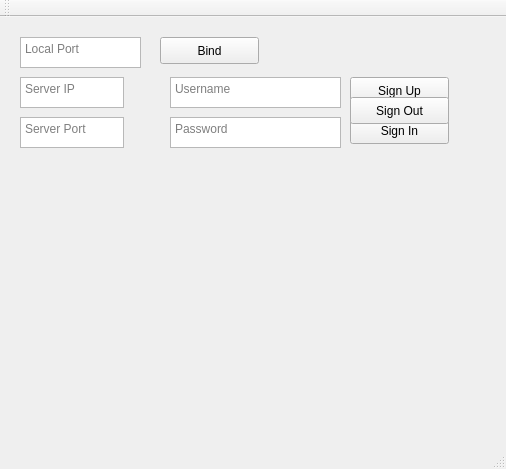
First picture: the form in Peer/mainwindow.ui, repository AmrGalal/Distributed-Image-Service, before the edit.
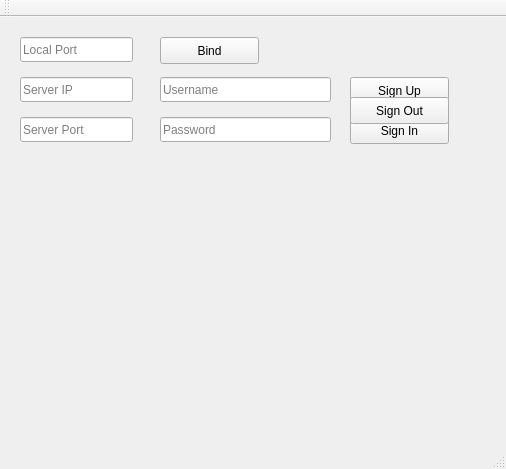
Second picture: the form after the edit.

What changed in the file:
```diff
--- a/Peer/mainwindow.ui
+++ b/Peer/mainwindow.ui
@@ -40,32 +40,6 @@
      <string>Sign In</string>
     </property>
    </widget>
-   <widget class="QTextEdit" name="password_text_edit">
-    <property name="geometry">
-     <rect>
-      <x>170</x>
-      <y>100</y>
-      <width>171</width>
-      <height>31</height>
-     </rect>
-    </property>
-    <property name="placeholderText">
-     <string>Password</string>
-    </property>
-   </widget>
-   <widget class="QTextEdit" name="local_port_text_edit">
-    <property name="geometry">
-     <rect>
-      <x>20</x>
-      <y>20</y>
-      <width>121</width>
-      <height>31</height>
-     </rect>
-    </property>
-    <property name="placeholderText">
-     <string>Local Port</string>
-    </property>
-   </widget>
    <widget class="QPushButton" name="bind_push_button">
     <property name="geometry">
      <rect>
@@ -79,45 +53,6 @@
      <string>Bind</string>
     </property>
    </widget>
-   <widget class="QTextEdit" name="username_text_edit">
-    <property name="geometry">
-     <rect>
-      <x>170</x>
-      <y>60</y>
-      <width>171</width>
-      <height>31</height>
-     </rect>
-    </property>
-    <property name="placeholderText">
-     <string>Username</string>
-    </property>
-   </widget>
-   <widget class="QTextEdit" name="server_ip_address_text_edit">
-    <property name="geometry">
-     <rect>
-      <x>20</x>
-      <y>60</y>
-      <width>104</width>
-      <height>31</height>
-     </rect>
-    </property>
-    <property name="placeholderText">
-     <string>Server IP</string>
-    </property>
-   </widget>
-   <widget class="QTextEdit" name="server_port_text_edit">
-    <property name="geometry">
-     <rect>
-      <x>20</x>
-      <y>100</y>
-      <width>104</width>
-      <height>31</height>
-     </rect>
-    </property>
-    <property name="placeholderText">
-     <string>Server Port</string>
-    </property>
-   </widget>
    <widget class="QPushButton" name="sign_out_push_button">
     <property name="geometry">
      <rect>
@@ -131,6 +66,71 @@
      <string>Sign Out</string>
     </property>
    </widget>
+   <widget class="QLineEdit" name="local_port_line_edit">
+    <property name="geometry">
+     <rect>
+      <x>20</x>
+      <y>20</y>
+      <width>113</width>
+      <height>25</height>
+     </rect>
+    </property>
+    <property name="placeholderText">
+     <string>Local Port</string>
+    </property>
+   </widget>
+   <widget class="QLineEdit" name="server_ip_line_edit">
+    <property name="geometry">
+     <rect>
+      <x>20</x>
+      <y>60</y>
+      <width>113</width>
+      <height>25</height>
+     </rect>
+    </property>
+    <property name="placeholderText">
+     <string>Server IP</string>
+    </property>
+   </widget>
+   <widget class="QLineEdit" name="server_port_line_edit">
+    <property name="geometry">
+     <rect>
+      <x>20</x>
+      <y>100</y>
+      <width>113</width>
+      <height>25</height>
+     </rect>
+    </property>
+    <property name="placeholderText">
+     <string>Server Port</string>
+    </property>
+   </widget>
+   <widget class="QLineEdit" name="username_line_edit">
+    <property name="geometry">
+     <rect>
+      <x>160</x>
+      <y>60</y>
+      <width>171</width>
+      <height>25</height>
+     </rect>
+    </property>
+    <property name="placeholderText">
+     <string>Username</string>
+    </property>
+   </widget>
+   <widget class="QLineEdit" name="password_line_edit">
+    <property name="geometry">
+     <rect>
+      <x>160</x>
+      <y>100</y>
+      <width>171</width>
+      <height>25</height>
+     </rect>
+    </property>
+    <property name="placeholderText">
+     <string>Password</string>
+    </property>
+   </widget>
   </widget>
   <widget class="QMenuBar" name="menuBar">
    <property name="geometry">
```
Left out of the diff: 2 changed lines with no effect on the pictures.
